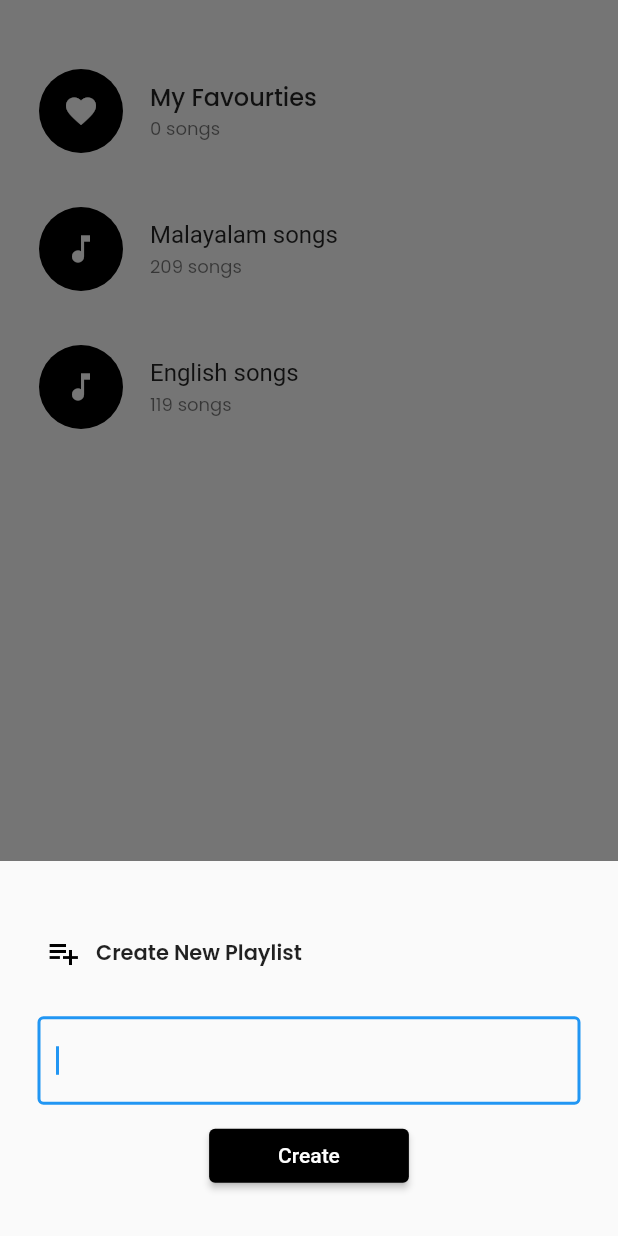
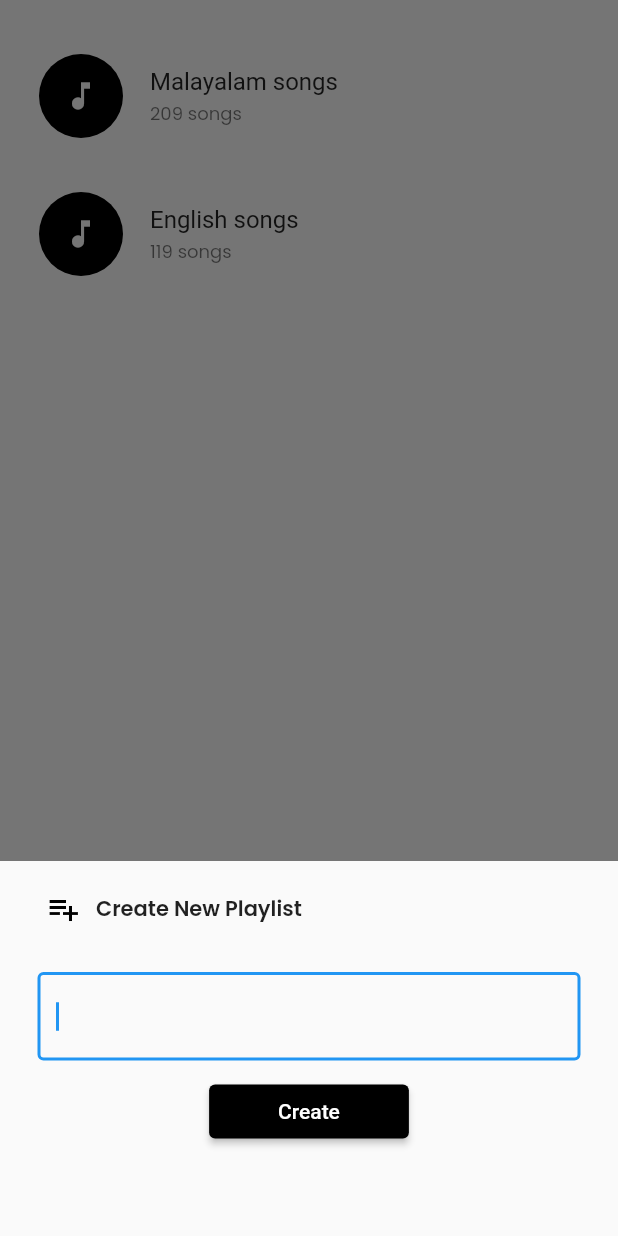
Before and after one commit to AbhijithNellikkat/MvPlayer, a Flutter app: the PlaylistsView screen opened directly, after a tap on "New playlist", on a phone screen of 412 x 824 dp. Run offline on Flutter 3.47's test engine with Material 2 defaults, Android fonts, the light colour scheme and no system bars; our stand-ins replace anim_search_bar, carousel_slider, curved_navigation_bar, flutter_onboarding_slider, get, google_fonts and 1 more.

Commit message:
favourties screen ui and animated search bar created

```diff
--- a/lib/app/modules/musics/views/music_player_view.dart
+++ b/lib/app/modules/musics/views/music_player_view.dart
@@ -16,8 +16,7 @@ class MusicPlayerView extends GetView {
             icon: const Icon(
               Icons.arrow_back_ios_new,
               color: Colors.black,
-          ),
-        ),
+            )),
         automaticallyImplyLeading: false,
         backgroundColor: Colors.white,
       ),
--- a/lib/app/modules/musics/views/playlists_view.dart
+++ b/lib/app/modules/musics/views/playlists_view.dart
@@ -1,6 +1,9 @@
 import 'package:flutter/material.dart';
 import 'package:get/get.dart';
 import 'package:google_fonts/google_fonts.dart';
+import 'package:mv_player/app/modules/musics/views/widgets/my_favourties_widget.dart';
+
+import 'widgets/playlist_add_bottmSheet.dart';
 
 class PlaylistsView extends GetView {
   PlaylistsView({Key? key}) : super(key: key);
@@ -14,25 +17,8 @@ class PlaylistsView extends GetView {
         padding: const EdgeInsets.all(8.0),
         child: ListView(
           children: [
-            const SizedBox(height: 30),
-            ListTile(
-              leading: const CircleAvatar(
-                maxRadius: 30,
-                backgroundColor: Colors.black,
-                child: Icon(
-                  Icons.favorite,
-                  color: Colors.white,
-                ),
-              ),
-              title: Text(
-                'My Favourties',
-                style: GoogleFonts.poppins(fontWeight: FontWeight.w500),
-              ),
-              subtitle: Text(
-                '0 songs',
-                style: GoogleFonts.poppins(fontSize: 12),
-              ),
-            ),
+
+
             const SizedBox(height: 20),
             ListTile(
               leading: const CircleAvatar(
@@ -72,61 +58,7 @@ class PlaylistsView extends GetView {
       floatingActionButton: FloatingActionButton.extended(
           backgroundColor: Colors.black,
           onPressed: () {
-            showModalBottomSheet(
-              context: context,
-              builder: (context) {
-                return Container(
-                  height: 250,
-                  width: double.infinity,
-                  child: Column(
-                    mainAxisAlignment: MainAxisAlignment.center,
-                    children: [
-                      Padding(
-                        padding: const EdgeInsets.symmetric(
-                            horizontal: 30, vertical: 20),
-                        child: Row(
-                          mainAxisAlignment: MainAxisAlignment.start,
-                          crossAxisAlignment: CrossAxisAlignment.center,
-                          children: [
-                            Icon(
-                              Icons.playlist_add,
-                              color: Colors.black,
-                            ),
-                            const SizedBox(width: 10),
-                            Text(
-                              'Create New Playlist',
-                              style: GoogleFonts.poppins(
-                                  fontWeight: FontWeight.w600),
-                            ),
-                          ],
-                        ),
-                      ),
-                      Padding(
-                        padding: const EdgeInsets.symmetric(
-                            horizontal: 25, vertical: 10),
-                        child: TextFormField(
-                          controller: playlistController,
-                          style: TextStyle(color: Colors.white),
-                          autofocus: true,
-                          decoration: InputDecoration(
-                            border: OutlineInputBorder(),
-                          ),
-                        ),
-                      ),
-                      ElevatedButton(
-                          style: ButtonStyle(
-                              backgroundColor:
-                                  MaterialStateProperty.all(Colors.black)),
-                          onPressed: () {},
-                          child: Padding(
-                            padding: const EdgeInsets.symmetric(horizontal: 30),
-                            child: Text('Create'),
-                          ))
-                    ],
-                  ),
-                );
-              },
-            );
+            playlistAddBottmSheet(context, playlistController);
           },
           label: const Text('New playlist')),
     );
--- /dev/null
+++ b/lib/app/modules/musics/views/widgets/playlist_add_bottmSheet.dart
@@ -0,0 +1,60 @@
+import 'package:flutter/material.dart';
+import 'package:google_fonts/google_fonts.dart';
+
+void playlistAddBottmSheet(BuildContext context, TextEditingController playlistController) {
+    showModalBottomSheet(
+      context: context,
+      builder: (context) {
+        return SizedBox(
+          height: 250,
+          width: double.infinity,
+          child: Column(
+            crossAxisAlignment: CrossAxisAlignment.center,
+            children: [
+              Padding(
+                padding: const EdgeInsets.symmetric(
+                    horizontal: 30, vertical: 20),
+                child: Row(
+                  mainAxisAlignment: MainAxisAlignment.start,
+                  crossAxisAlignment: CrossAxisAlignment.center,
+                  children: [
+                    const Icon(
+                      Icons.playlist_add,
+                      color: Colors.black,
+                    ),
+                    const SizedBox(width: 10),
+                    Text(
+                      'Create New Playlist',
+                      style: GoogleFonts.poppins(
+                          fontWeight: FontWeight.w600),
+                    ),
+                  ],
+                ),
+              ),
+              Padding(
+                padding: const EdgeInsets.symmetric(
+                    horizontal: 25, vertical: 10),
+                child: TextFormField(
+                  controller: playlistController,
+                  style: const TextStyle(color: Colors.white),
+                  autofocus: true,
+                  decoration: const InputDecoration(
+                    border: OutlineInputBorder(),
+                  ),
+                ),
+              ),
+              ElevatedButton(
+                  style: ButtonStyle(
+                      backgroundColor:
+                          MaterialStateProperty.all(Colors.black)),
+                  onPressed: () {},
+                  child: Padding(
+                    padding: const EdgeInsets.symmetric(horizontal: 30),
+                    child: Text('Create'),
+                  ))
+            ],
+          ),
+        );
+      },
+    );
+  }
--- a/lib/app/routes/app_routes.dart
+++ b/lib/app/routes/app_routes.dart
@@ -22,6 +22,7 @@ abstract class Routes {
   static const FOLDERINSIDE = _Paths.FOLDERINSIDE;
   static const MUSICPLAYER = _Paths.MUSICPLAYER;
   static const UPDATEPROFILE = _Paths.UPDATEPROFILE;
+  static const FAVOURITES = _Paths.FAVOURITES;
 }
 
 abstract class _Paths {
@@ -43,4 +44,5 @@ abstract class _Paths {
   static const FOLDERINSIDE = '/folderinside';
   static const MUSICPLAYER = "/musicplayer";
   static const UPDATEPROFILE = '/updateprofile';
+  static const FAVOURITES = '/favourties';
 }
--- a/lib/app/utils/constants/constants.dart
+++ b/lib/app/utils/constants/constants.dart
@@ -21,6 +21,7 @@ class Constants {
 
   // ======================= Splash screen  =======================
   static const appSplashAnimation = "assets/animations/app_splash.json";
+  static const emptyBoxAnimation = 'assets/animations/emptyBox.json';
 
   static const passwordTffAndForgotPassVerticalSpace = SizedBox(height: 20);
 
--- a/pubspec.yaml
+++ b/pubspec.yaml
@@ -12,13 +12,14 @@ dependencies:
     sdk: flutter
   flutter_launcher_icons: ^0.13.1
   google_fonts: ^6.1.0
-  shared_preferences: ^2.2.2
   flutter_onboarding_slider: ^1.0.11
   curved_navigation_bar: ^1.0.3
   lottie: ^2.6.0
-  popover: ^0.2.8+2
   carousel_slider: ^4.2.1
   anim_search_bar: ^2.0.3
+  # rxdart: ^0.27.7
+  # just_audio: ^0.9.35
+  # audio_video_progress_bar: ^2.0.1
 
 
 
```
Also changed, not shown: assets/animations/emptyBox.json (added, +1 -0 lines), lib/app/modules/home/views/home_view.dart (+11 -12 lines), lib/app/modules/musics/views/favourites_view.dart (added, +35 -0 lines), lib/app/modules/musics/views/musics_view.dart (+27 -3 lines), lib/app/modules/musics/views/widgets/my_favourties_widget.dart (added, +30 -0 lines), lib/app/routes/app_pages.dart (+10 -4 lines), pubspec.lock, 1 other file. Lines whose indentation alone changed are shown as unchanged.
